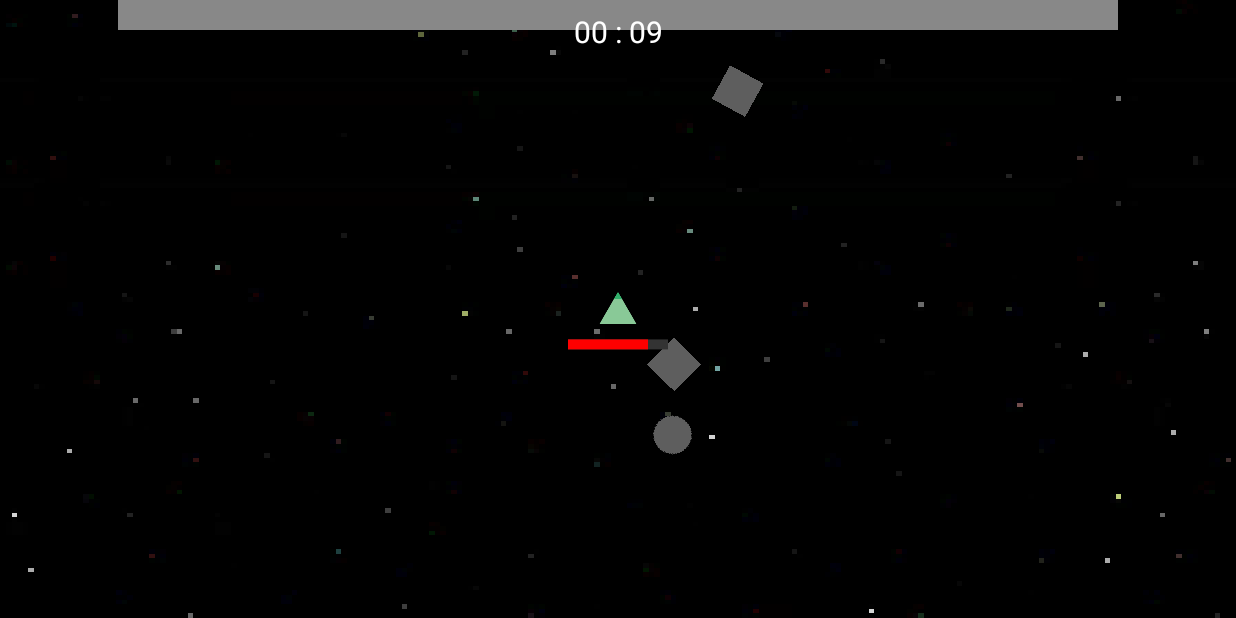
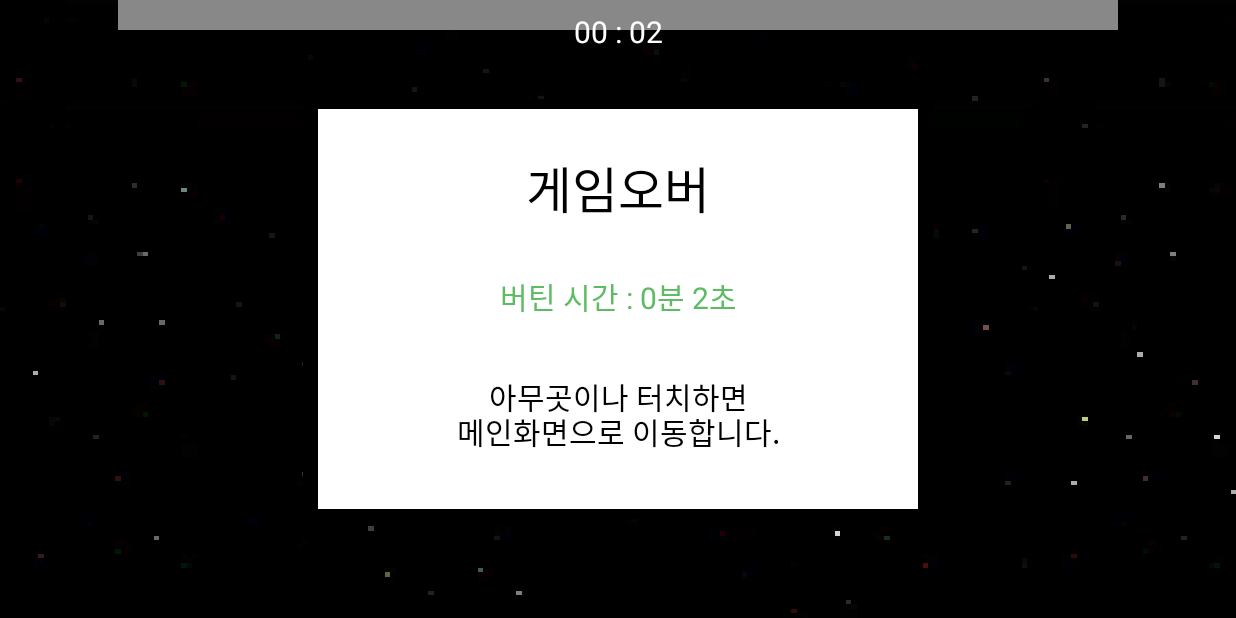
Before and after one commit to LaivY/SPGP, an Android app: the screen it shows after launch (MainActivity), on a phone screen of 824 x 412 dp (held sideways). Run offline under Robolectric (Android 15) with nearby library versions, the phone set to English and light mode, and no system bars.

Commit message:
게임 종료 구현
[+] 플레이어의 체력이 0이되면 게임 종료 UI를 띄운다.

```diff
--- a/TheShape/app/src/main/java/com/laivy/the/shape/framework/GameObject.java
+++ b/TheShape/app/src/main/java/com/laivy/the/shape/framework/GameObject.java
@@ -34,6 +34,8 @@ public class GameObject {
         hitBox = null;
         position = new PointF();
     }
+
+    public void onDestroy() { }
 
     public boolean onTouchEvent(MotionEvent event) {
         return false;
--- a/TheShape/app/src/main/java/com/laivy/the/shape/game/GameScene.java
+++ b/TheShape/app/src/main/java/com/laivy/the/shape/game/GameScene.java
@@ -27,6 +27,7 @@ public class GameScene {
     private Camera camera;
     private float playTime;
     private boolean isRunning;
+    private boolean isGameOver;
 
     private GameScene() {
         instance = null;
@@ -34,6 +35,7 @@ public class GameScene {
         camera = null;
         playTime = 0.0f;
         isRunning = true;
+        isGameOver = false;
     }
 
     public static GameScene getInstance() {
@@ -52,7 +54,8 @@ public class GameScene {
 
     public void update(float deltaTime) {
         if (!isRunning) return;
-        playTime += deltaTime;
+        if (!isGameOver)
+            playTime += deltaTime;
 
         camera.update(deltaTime);
         for (eLayer key : eLayer.values())
@@ -127,12 +130,17 @@ public class GameScene {
     }
 
     public void remove(eLayer layer, GameObject gameObject) {
+        gameObject.onDestroy();
         gameObject.setIsValid(false);
         GameView.view.post(() -> layers.get(layer).add(gameObject));
     }
 
     public void setRunning(boolean running) {
         isRunning = running;
+    }
+
+    public void setGameOver(boolean gameOver) {
+        isGameOver = gameOver;
     }
 
     public ArrayList<GameObject> getLayer(eLayer layer) {
--- a/TheShape/app/src/main/java/com/laivy/the/shape/game/object/Bullet.java
+++ b/TheShape/app/src/main/java/com/laivy/the/shape/game/object/Bullet.java
@@ -4,6 +4,7 @@ import android.graphics.Canvas;
 import android.graphics.PointF;
 import android.graphics.RectF;
 
+import com.laivy.the.shape.R;
 import com.laivy.the.shape.framework.GameObject;
 import com.laivy.the.shape.game.GameScene;
 
@@ -21,6 +22,20 @@ public class Bullet extends GameObject {
         speed = 2000.0f;
         direction = new PointF();
         hitBox = new RectF(-5.0f, -50.0f, 5.0f, 50.0f);
+    }
+
+    @Override
+    public void onDestroy() {
+        Sprite sprite = new Sprite();
+        sprite.addImage(R.mipmap.explosition0);
+        sprite.addImage(R.mipmap.explosition1);
+        sprite.addImage(R.mipmap.explosition2);
+        sprite.addImage(R.mipmap.explosition3);
+        sprite.addImage(R.mipmap.explosition4);
+        sprite.addImage(R.mipmap.explosition5);
+        sprite.setOnlyOnce(true);
+        sprite.setPosition(position.x, position.y);
+        GameScene.getInstance().add(GameScene.eLayer.SPRITE, sprite);
     }
 
     @Override
--- a/TheShape/app/src/main/java/com/laivy/the/shape/game/object/Player.java
+++ b/TheShape/app/src/main/java/com/laivy/the/shape/game/object/Player.java
@@ -4,6 +4,7 @@ import android.graphics.Canvas;
 import android.graphics.Color;
 import android.graphics.PointF;
 import android.graphics.RectF;
+import android.util.Log;
 import android.view.MotionEvent;
 
 import com.laivy.the.shape.R;
@@ -13,6 +14,7 @@ import com.laivy.the.shape.framework.Metrics;
 import com.laivy.the.shape.game.GameScene;
 import com.laivy.the.shape.game.object.ui.HPBar;
 import com.laivy.the.shape.game.object.ui.Relic;
+import com.laivy.the.shape.game.object.ui.Result;
 import com.laivy.the.shape.game.object.ui.Reward;
 import com.laivy.the.shape.game.object.ui.TextObject;
 
@@ -47,7 +49,8 @@ public class Player extends GameObject {
         isMove = false;
 
         // 플레이어 관련
-        maxHp = (int) Metrics.getFloat(R.dimen.PLAYER_HP);
+        //maxHp = (int) Metrics.getFloat(R.dimen.PLAYER_HP);
+        maxHp = (int) 10;
         hp = maxHp;
         def = 0;
         speed = Metrics.getFloat(R.dimen.PLAYER_SPEED);
@@ -83,6 +86,26 @@ public class Player extends GameObject {
 
         // 유물들
         relics = new ArrayList<>();
+    }
+
+    @Override
+    public void onDestroy() {
+        Sprite sprite = new Sprite();
+        sprite.addImage(R.mipmap.explosition0);
+        sprite.addImage(R.mipmap.explosition1);
+        sprite.addImage(R.mipmap.explosition2);
+        sprite.addImage(R.mipmap.explosition3);
+        sprite.addImage(R.mipmap.explosition4);
+        sprite.addImage(R.mipmap.explosition5);
+        sprite.setOnlyOnce(true);
+        sprite.setBitmapWidth(sprite.getBitmapWidth() * 2.0f);
+        sprite.setBitmapHeight(sprite.getBitmapHeight() * 2.0f);
+        sprite.setPosition(position.x, position.y);
+        GameScene.getInstance().add(GameScene.eLayer.SPRITE, sprite);
+
+        Result result = new Result();
+        GameScene.getInstance().add(GameScene.eLayer.UI, result);
+        GameScene.getInstance().setGameOver(true);
     }
 
     @Override
@@ -126,6 +149,8 @@ public class Player extends GameObject {
 
     @Override
     public void update(float deltaTime) {
+        if (!isValid) return;
+
         // 피격 시 넉백
         if (knockBackDuration != 0.0f) {
             float delta = (float) (knockBackPower * Math.cos(knockBackTimer * Math.PI / 2.0f / knockBackDuration));
@@ -205,6 +230,8 @@ public class Player extends GameObject {
 
     @Override
     public void draw(Canvas canvas) {
+        if (!isValid) return;
+
         canvas.save();
         canvas.rotate(currRotateDegree, position.x, position.y);
         canvas.drawBitmap(bitmap, null, dstRect, null);
@@ -252,7 +279,9 @@ public class Player extends GameObject {
 
     public void addHp(int value) {
         hp = Math.max(0, Math.min(maxHp, hp + value));
+        if (hp == 0) GameScene.getInstance().remove(GameScene.eLayer.PLAYER, this);
 
+        // 데미지 표기
         TextObject textObject = new TextObject();
         if (value < 0)
             textObject.setColor(Color.RED);
--- a/TheShape/app/src/main/java/com/laivy/the/shape/game/object/ui/Controller.java
+++ b/TheShape/app/src/main/java/com/laivy/the/shape/game/object/ui/Controller.java
@@ -22,6 +22,9 @@ public class Controller extends GameObject {
 
     @Override
     public boolean onTouchEvent(MotionEvent event) {
+        if (GameScene.getInstance().getPlayer().getHp() == 0)
+            return false;
+
         switch (event.getAction()) {
             case MotionEvent.ACTION_UP:
                 isActive = false;
--- /dev/null
+++ b/TheShape/app/src/main/java/com/laivy/the/shape/game/object/ui/Result.java
@@ -0,0 +1,61 @@
+package com.laivy.the.shape.game.object.ui;
+
+import android.graphics.Canvas;
+import android.graphics.Color;
+import android.graphics.Paint;
+import android.graphics.RectF;
+
+import com.laivy.the.shape.framework.GameObject;
+import com.laivy.the.shape.framework.Metrics;
+import com.laivy.the.shape.game.GameScene;
+
+public class Result extends GameObject {
+    RectF outlineRect;
+    final float width;
+    final float height;
+
+    public Result() {
+        width = 600.0f;
+        height = 400.0f;
+        dstRect.set(-width / 2.0f, -height / 2.0f, width / 2.0f, height / 2.0f);
+        dstRect.offset(Metrics.width / 2.0f, Metrics.height / 2.0f);
+        outlineRect = new RectF(-width * 1.05f / 2.0f, -height * 1.05f / 2.0f,
+                                width * 1.05f / 2.0f, height * 1.05f / 2.0f);
+        outlineRect.offset(Metrics.width / 2.0f, Metrics.height / 2.0f);
+    }
+
+    @Override
+    public void update(float deltaTime) { }
+
+    @Override
+    public void draw(Canvas canvas) {
+        if (!isValid) return;
+
+        paint.setColor(Color.BLACK);
+        canvas.drawRect(outlineRect, paint);
+
+        paint.setAlpha(100);
+        paint.setColor(Color.WHITE);
+        canvas.drawRect(dstRect, paint);
+        paint.setAlpha(255);
+
+        paint.setColor(Color.BLACK);
+        paint.setTextSize(50.0f);
+        paint.setTextAlign(Paint.Align.CENTER);
+        canvas.drawText("게임오버", Metrics.width / 2.0f, Metrics.height / 2.0f - height / 2.0f + 100.0f, paint);
+
+        float playTime = GameScene.getInstance().getPlayTime();
+        int min = (int) (playTime / 60);
+        int sec = (int) (playTime % 60);
+        paint.setColor(0xFF5DBB63);
+        paint.setTextSize(30.0f);
+        canvas.drawText("버틴 시간 : " + min + "분 " + sec + "초", Metrics.width / 2.0f, Metrics.height / 2.0f, paint);
+
+        float y = Metrics.height / 2.0f + height / 2.0f - 100.0f;
+        paint.setColor(Color.BLACK);
+        canvas.drawText("아무곳이나 터치하면", Metrics.width / 2.0f, y, paint);
+        y += paint.descent() - paint.ascent();
+
+        canvas.drawText("메인화면으로 이동합니다.", Metrics.width / 2.0f, y, paint);
+    }
+}
```
Also changed, not shown: TheShape/app/src/main/java/com/laivy/the/shape/game/object/Enemy.java (+10 -7 lines), TheShape/app/src/main/java/com/laivy/the/shape/game/object/Exp.java (+3 -34 lines), TheShape/app/src/main/java/com/laivy/the/shape/game/object/system/CollisionChecker.java (+2 -19 lines).
